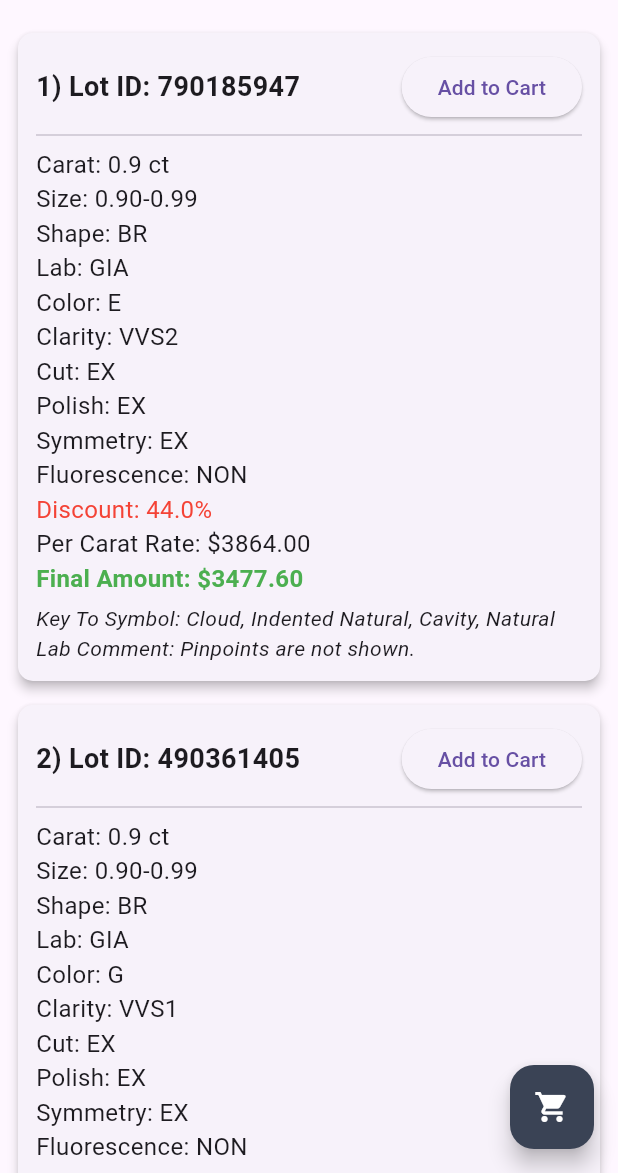
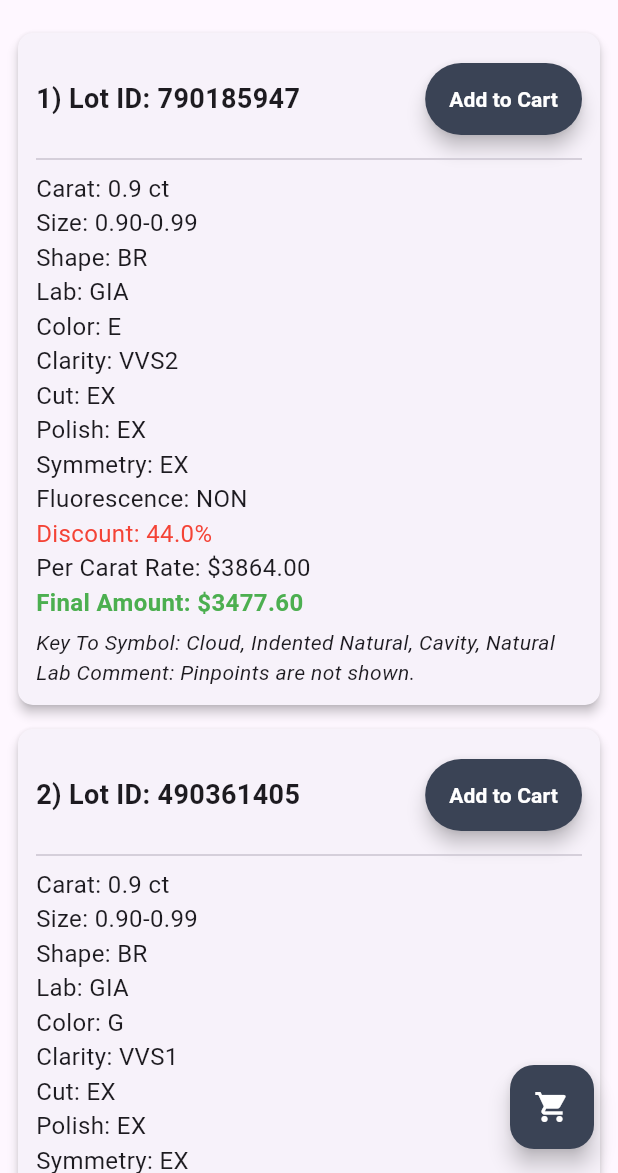
Before and after one commit to aunshpatel/diamond_selection_app, a Flutter app: the ResultPage screen opened directly, on a phone screen of 412 x 824 dp, the part 63-1236 px from its top. Run offline on Flutter 3.47's test engine with Material 3 defaults, Android fonts, the phone set to English and light mode, and no system bars; our stand-ins replace flutter_bloc, shared_preferences; accounts and stored records are empty.

Commit message:
Update add to cart button color

```diff
--- a/lib/screens/result_page.dart
+++ b/lib/screens/result_page.dart
@@ -48,14 +48,31 @@ class _ResultPageState extends State<ResultPage> {
                             Flexible(
                               child: Text("${index + 1}) Lot ID: ${diamond.lotID}", style: TextStyle(fontSize: 18, fontWeight: FontWeight.bold)),
                             ),
-                            ElevatedButton(
+                            Padding(
+                              padding: const EdgeInsets.symmetric(vertical: 8.0),
+                              child: Material(
+                                color:Color(0XFF3A4355),
+                                elevation: 5.0,
+                                borderRadius: BorderRadius.circular(30.0),
+                                child: MaterialButton(
                                   onPressed: () {
                                     context.read<CartBloc>().add(AddToCart(diamond));
                                     ScaffoldMessenger.of(context).showSnackBar(
                                         SnackBar(content: Text("${diamond.lotID} added to cart"))
                                     );
                                   },
-                              child: const Text("Add to Cart"),
+                                  minWidth: 50.0,
+                                  // height: 20.0,
+                                  child: Text(
+                                    'Add to Cart',
+                                    style: const TextStyle(
+                                      fontSize: 14,
+                                      fontWeight: FontWeight.bold,
+                                      color: Colors.white
+                                    )
+                                  ),
+                                ),
+                              ),
                             ),
                           ],
                         ),
```
Lines whose indentation alone changed are shown as unchanged.
